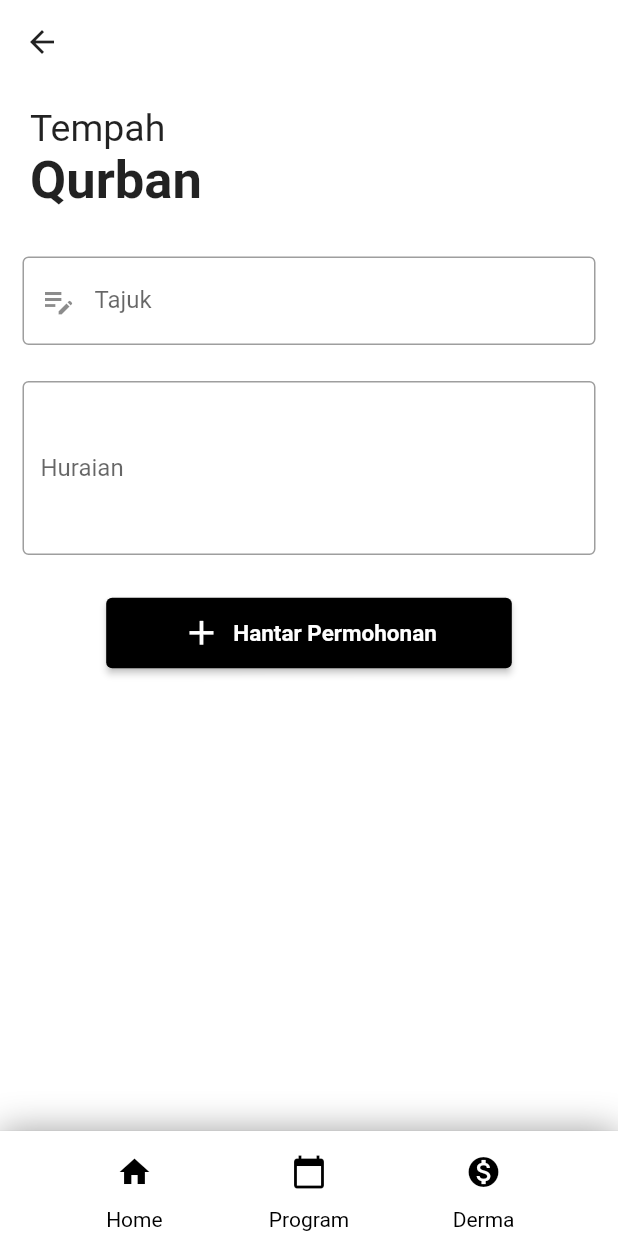
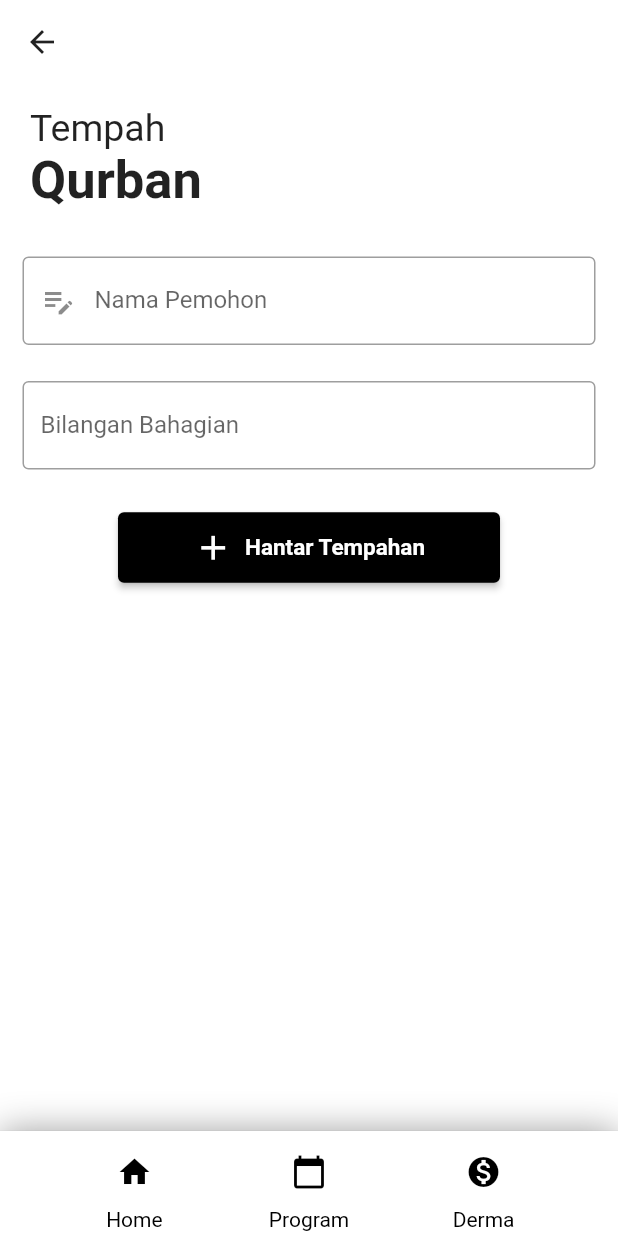
Before and after one commit to MarwanBukhori/e_masjid, a Flutter app: the MohonNikahScreen screen opened by its route, after a tap on "Tempah Qurban", on a phone screen of 412 x 824 dp. Run offline on Flutter 3.47's test engine with Material 2 defaults, Android fonts, the light colour scheme and no system bars; our stand-ins replace cloud_firestore, firebase_auth, firebase_core, get_storage, table_calendar; missing offline and left inert: dart:ffi; accounts and stored records are empty.

Commit message:
create add task for nikah & qurban

```diff
--- a/lib/screens/modul_tanya/mohon_nikah_screen.dart
+++ b/lib/screens/modul_tanya/mohon_nikah_screen.dart
@@ -33,7 +33,6 @@ class _MohonNikahScreenState extends State<MohonNikahScreen> {
         resizeToAvoidBottomInset: false,
         appBar: AppBar(
           backgroundColor: Colors.white,
-          brightness: Brightness.light,
           elevation: 0,
           leading: IconButton(
             icon: Icon(
@@ -81,7 +80,7 @@ class _MohonNikahScreenState extends State<MohonNikahScreen> {
                   decoration: InputDecoration(
                     prefixIcon: Icon(Icons.edit_note_outlined),
                     border: OutlineInputBorder(),
-                    labelText: 'Tajuk',
+                    labelText: 'Nama Pemohon',
                   ),
                 ),
                 SizedBox(
@@ -89,11 +88,9 @@ class _MohonNikahScreenState extends State<MohonNikahScreen> {
                 ),
                 TextField(
                   controller: huraianTextController,
-                  maxLines: 4,
                   decoration: InputDecoration(
                     border: OutlineInputBorder(),
-                    labelText: 'Huraian',
-                    hintText: 'Tulis sesuatu..',
+                    labelText: 'Nama Pasangan'
                   ),
                 ),
                 SizedBox(
--- a/lib/screens/modul_tanya/tanya_imam_screen.dart
+++ b/lib/screens/modul_tanya/tanya_imam_screen.dart
@@ -123,7 +123,7 @@ class _TanyaImamScreenState extends State<TanyaImamScreen> {
                             huraian: huraianTextController.text,
                             tarikh: DateTime.now());
 
-                        final result = await addTask(temujanji);
+                        final result = await addTanya(temujanji);
 
                         if (result) {
                           Navigator.pop(context);
--- a/lib/screens/modul_tanya/tempah_qurban_screen.dart
+++ b/lib/screens/modul_tanya/tempah_qurban_screen.dart
@@ -79,7 +79,7 @@ class _TempahQurbanScreenState extends State<TempahQurbanScreen> {
                 decoration: InputDecoration(
                   prefixIcon: Icon(Icons.edit_note_outlined),
                   border: OutlineInputBorder(),
-                  labelText: 'Tajuk',
+                  labelText: 'Nama Pemohon',
                 ),
               ),
               SizedBox(
@@ -87,11 +87,10 @@ class _TempahQurbanScreenState extends State<TempahQurbanScreen> {
               ),
               TextField(
                 controller: huraianTextController,
-                maxLines: 4,
                 decoration: InputDecoration(
                   border: OutlineInputBorder(),
-                  labelText: 'Huraian',
-                  hintText: 'Tulis sesuatu..',
+                  labelText: 'Bilangan Bahagian',
+
                 ),
               ),
               SizedBox(
@@ -142,7 +141,7 @@ class _TempahQurbanScreenState extends State<TempahQurbanScreen> {
                       }
                       ;
                     },
-                    label: Text('Hantar Permohonan'),
+                    label: Text('Hantar Tempahan'),
                   )
                 ],
               )
```
Also changed, not shown: lib/services/temujanji.service.dart (+22 -2 lines).
